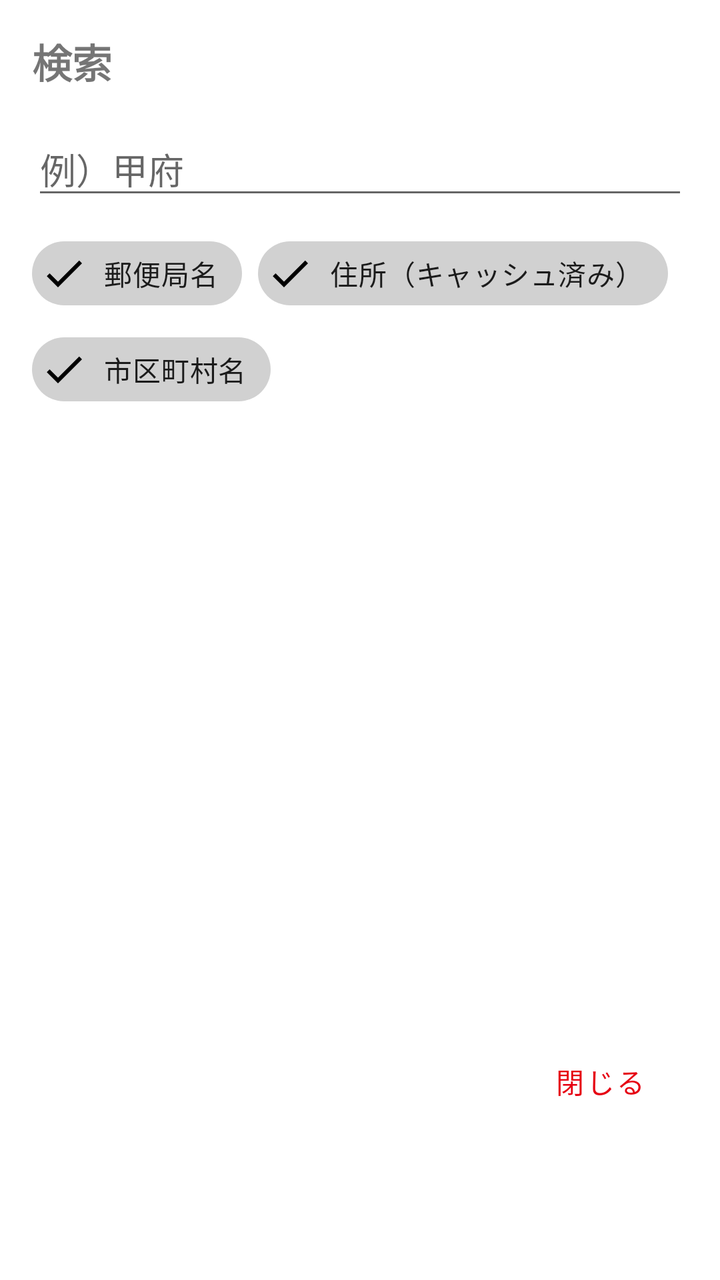
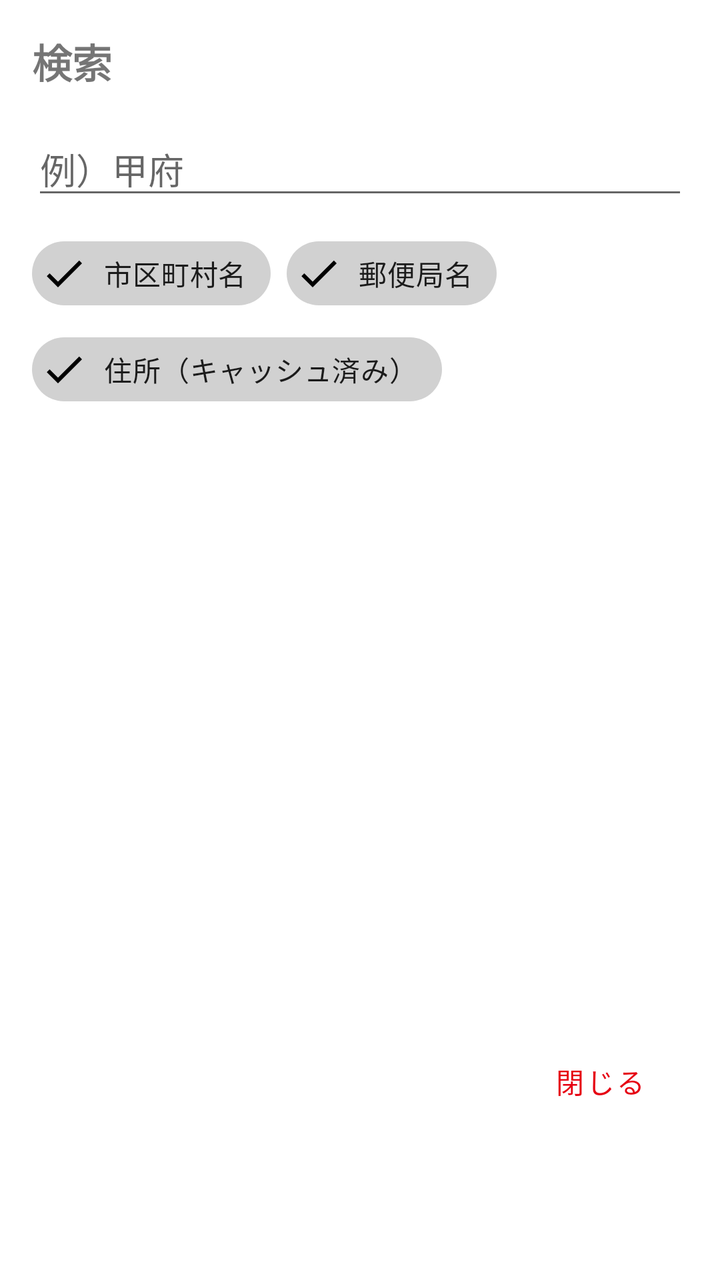

Before-and-after screenshots of an Android layout around one commit, followed by the original layout XML and the change that was made.
<!-- AndroidManifest.xml: application theme Theme.OsmJPPostalMap -->
<!-- res/layout/dialog_search.xml -->
<?xml version="1.0" encoding="utf-8"?>
<LinearLayout xmlns:android="http://schemas.android.com/apk/res/android"
    xmlns:app="http://schemas.android.com/apk/res-auto"
    android:layout_width="match_parent"
    android:layout_height="wrap_content"
    android:orientation="vertical"
    android:padding="16dp">

    <TextView
        android:layout_width="wrap_content"
        android:layout_height="wrap_content"
        android:text="@string/search"
        android:textSize="20sp"
        android:textStyle="bold"
        android:layout_marginBottom="16dp" />

    <EditText
        android:id="@+id/search_input"
        android:layout_width="match_parent"
        android:layout_height="wrap_content"
        android:hint="@string/search_hint"
        android:inputType="text"
        android:maxLines="1"
        android:imeOptions="actionSearch" />

    <com.google.android.material.chip.ChipGroup
        android:layout_width="match_parent"
        android:layout_height="wrap_content"
        android:layout_marginTop="8dp"
        app:chipSpacingHorizontal="8dp"
        app:chipSpacingVertical="0dp">

        <com.google.android.material.chip.Chip
            android:id="@+id/check_post_office"
            style="@style/Widget.MaterialComponents.Chip.Filter"
            android:layout_width="wrap_content"
            android:layout_height="wrap_content"
            android:checked="true"
            android:text="@string/search_filter_post_office" />

        <com.google.android.material.chip.Chip
            android:id="@+id/check_address"
            style="@style/Widget.MaterialComponents.Chip.Filter"
            android:layout_width="wrap_content"
            android:layout_height="wrap_content"
            android:checked="true"
            android:text="@string/search_filter_address" />

        <com.google.android.material.chip.Chip
            android:id="@+id/check_place"
            style="@style/Widget.MaterialComponents.Chip.Filter"
            android:layout_width="wrap_content"
            android:layout_height="wrap_content"
            android:checked="true"
            android:text="@string/search_filter_place" />
    </com.google.android.material.chip.ChipGroup>

    <FrameLayout
        android:layout_width="match_parent"
        android:layout_height="300dp"
        android:layout_marginTop="8dp">

        <androidx.recyclerview.widget.RecyclerView
            android:id="@+id/search_results"
            android:layout_width="match_parent"
            android:layout_height="match_parent" />

        <ProgressBar
            android:id="@+id/search_progress"
            android:layout_width="wrap_content"
            android:layout_height="wrap_content"
            android:layout_gravity="center"
            android:indeterminateTint="@android:color/holo_red_light"
            android:visibility="gone" />
    </FrameLayout>

    <Button
        android:id="@+id/btn_close_dialog"
        style="@style/Widget.MaterialComponents.Button.TextButton"
        android:layout_width="wrap_content"
        android:layout_height="wrap_content"
        android:layout_gravity="end"
        android:text="@string/btn_close" />

</LinearLayout>
<!-- resources referenced by this layout -->
<resources>
  <string name="btn_close">閉じる</string>
  <string name="search">検索</string>
  <string name="search_filter_address">住所（キャッシュ済み）</string>
  <string name="search_filter_place">市区町村名</string>
  <string name="search_filter_post_office">郵便局名</string>
  <string name="search_hint">例）甲府</string>
  <style name="Theme.OsmJPPostalMap" parent="Theme.MaterialComponents.DayNight.NoActionBar">
          
          <item name="colorPrimary">@color/brand_red</item>
          <item name="colorPrimaryVariant">@color/brand_red</item>
          <item name="colorOnPrimary">@color/white</item>
          <item name="colorEditable">@color/editable_green</item>
          
          <item name="colorSecondary">@color/teal_200</item>
          <item name="colorSecondaryVariant">@color/teal_700</item>
          <item name="colorOnSecondary">@color/black</item>
          
          <item name="android:statusBarColor">?attr/colorPrimaryVariant</item>
          <item name="android:windowLightStatusBar" tools:targetApi="m">false</item>
          
      </style>
  <color name="brand_red">#E60012</color>
  <color name="white">#FFFFFFFF</color>
  <color name="editable_green">#008800</color>
  <color name="teal_200">#FF03DAC5</color>
  <color name="teal_700">#FF018786</color>
  <color name="black">#FF000000</color>
</resources>

<!-- the commit's change to res/layout/dialog_search.xml (unified diff, before → after) -->
@@ -31,6 +31,14 @@
         app:chipSpacingVertical="0dp">
 
         <com.google.android.material.chip.Chip
+                android:id="@+id/check_place"
+                style="@style/Widget.MaterialComponents.Chip.Filter"
+                android:layout_width="wrap_content"
+                android:layout_height="wrap_content"
+                android:checked="true"
+                android:text="@string/search_filter_place" />
+
+        <com.google.android.material.chip.Chip
             android:id="@+id/check_post_office"
             style="@style/Widget.MaterialComponents.Chip.Filter"
             android:layout_width="wrap_content"
@@ -46,13 +54,6 @@
             android:checked="true"
             android:text="@string/search_filter_address" />
 
-        <com.google.android.material.chip.Chip
-            android:id="@+id/check_place"
-            style="@style/Widget.MaterialComponents.Chip.Filter"
-            android:layout_width="wrap_content"
-            android:layout_height="wrap_content"
-            android:checked="true"
-            android:text="@string/search_filter_place" />
     </com.google.android.material.chip.ChipGroup>
 
     <FrameLayout
